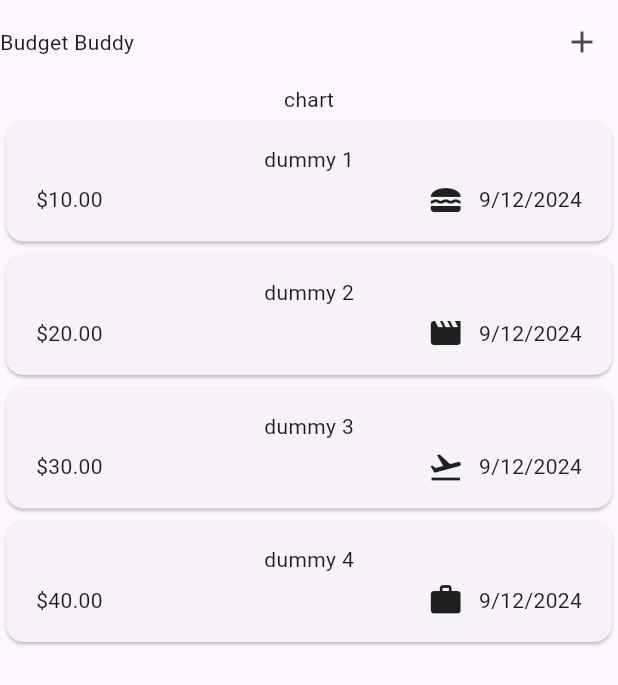
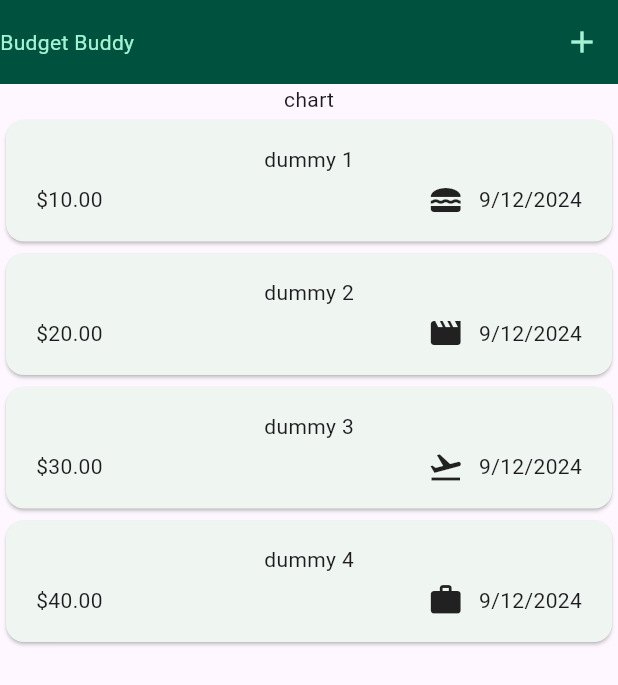
Before and after one commit to FrankCaglianone/BudgetBuddy, a Flutter app: the screen it shows after launch, on a phone screen of 412 x 824 dp. Shown: the top 685 px of the screen. Run offline on Flutter 3.47's test engine with Material 3 defaults, Android fonts, the phone set to English and light mode, and no system bars.

Commit message:
added color scheme

```diff
--- a/budget_buddy/lib/main.dart
+++ b/budget_buddy/lib/main.dart
@@ -1,5 +1,11 @@
 import 'package:budget_buddy/screens/expenses.dart';
 import 'package:flutter/material.dart';
+
+
+
+var myColorScheme = ColorScheme.fromSeed(seedColor: const Color.fromARGB(255, 60, 90, 78));
+
+
 
 void main() {
   runApp(const MyApp());
@@ -11,9 +17,16 @@ class MyApp extends StatelessWidget {
   // This widget is the root of your application.
   @override
   Widget build(BuildContext context) {
-    return const MaterialApp(
+    return MaterialApp(
       title: 'Budget Buddy',
-      home: Expenses()
+      theme: ThemeData().copyWith(
+        colorScheme: myColorScheme,
+        appBarTheme: const AppBarTheme().copyWith(
+          backgroundColor: myColorScheme.onPrimaryContainer,
+          foregroundColor: myColorScheme.primaryContainer,
+        )
+      ),
+      home: const Expenses()
     );
   }
 }
```
